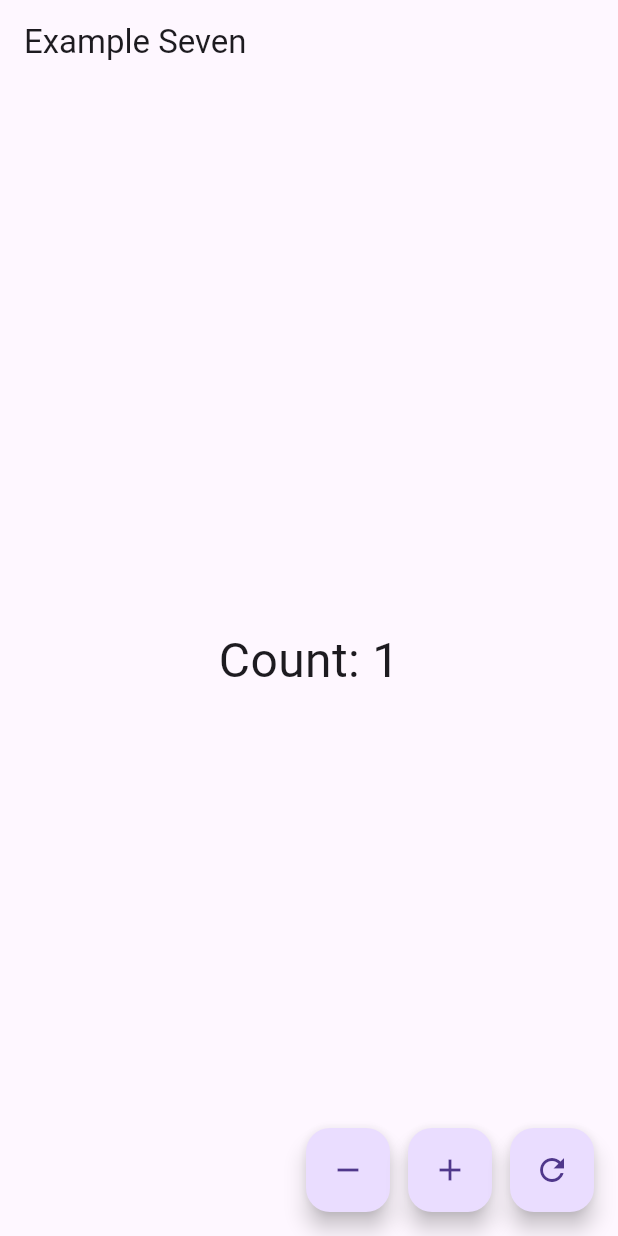
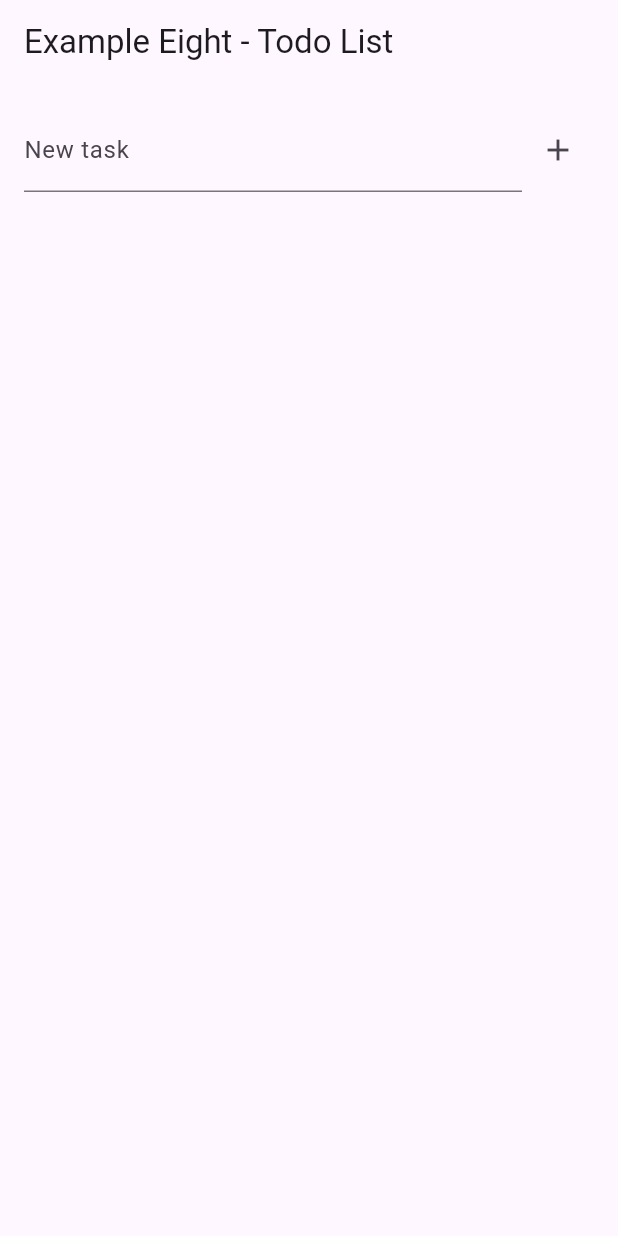
Before and after one commit to hpetri1/riverpod_app, a Flutter app: the screen it shows after launch, after a tap on the "add" icon, on a phone screen of 412 x 824 dp. Run offline on Flutter 3.47's test engine with Material 3 defaults, Android fonts, the phone set to English and light mode, and no system bars; our stand-ins replace flutter_riverpod.

Commit message:
Added Example Eight, a Todo example that uses StateNotifierProvider with multiple todo items in a single Profider/Notifier

```diff
--- /dev/null
+++ b/lib/examples/example_eight/todo_list_notifier.dart
@@ -0,0 +1,37 @@
+import 'package:flutter_riverpod/legacy.dart';
+import 'package:riverpod_app/examples/example_eight/todo_model.dart';
+
+final todoListProvider =
+    StateNotifierProvider<TodoListNotifier, List<TodoModel>>(
+      (_) => TodoListNotifier([]),
+    );
+
+class TodoListNotifier extends StateNotifier<List<TodoModel>> {
+  TodoListNotifier(super.state);
+
+  void add(String title) {
+    final newTodo = TodoModel(
+      id: state.isEmpty ? 0 : state.last.id + 1,
+      title: title,
+      complete: false,
+    );
+
+    state = [...state, newTodo];
+  }
+
+  void remove(int id) {
+    state = state.where((t) => t.id != id).toList();
+  }
+
+  void toggle(int id) {
+    final todos = [...state];
+    final index = todos.indexWhere((t) => t.id == id);
+
+    if (index == -1) return;
+
+    final todo = todos[index];
+    todos[index] = todo.copyWith(complete: !todo.complete);
+
+    state = todos;
+  }
+}
--- /dev/null
+++ b/lib/examples/example_eight/todo_screen.dart
@@ -0,0 +1,90 @@
+import 'package:flutter/material.dart';
+import 'package:flutter_riverpod/flutter_riverpod.dart';
+import 'package:riverpod_app/examples/example_eight/todo_list_notifier.dart';
+
+class TodoScreen extends ConsumerStatefulWidget {
+  const TodoScreen({super.key});
+
+  @override
+  ConsumerState<TodoScreen> createState() => _ExampleThreeState();
+}
+
+class _ExampleThreeState extends ConsumerState<TodoScreen> {
+  late final TextEditingController _controller;
+
+  @override
+  void initState() {
+    super.initState();
+    _controller = TextEditingController();
+  }
+
+  @override
+  void dispose() {
+    super.dispose();
+    _controller.dispose();
+  }
+
+  @override
+  Widget build(BuildContext context) {
+    final todos = ref.watch(todoListProvider);
+    final notifier = ref.read(todoListProvider.notifier);
+
+    return Scaffold(
+      appBar: AppBar(title: const Text('Example Eight - Todo List')),
+      body: Padding(
+        padding: const EdgeInsets.all(16),
+        child: Column(
+          children: [
+            Row(
+              children: [
+                Expanded(
+                  child: TextField(
+                    controller: _controller,
+                    decoration: const InputDecoration(labelText: 'New task'),
+                  ),
+                ),
+                IconButton(
+                  onPressed: () {
+                    final text = _controller.text.trim();
+                    if (text.isNotEmpty) {
+                      notifier.add(text);
+                      _controller.clear();
+                    }
+                  },
+                  icon: const Icon(Icons.add),
+                ),
+              ],
+            ),
+            const SizedBox(height: 20),
+            Expanded(
+              child: ListView.builder(
+                itemCount: todos.length,
+                itemBuilder: (_, i) {
+                  final todo = todos[i];
+                  return ListTile(
+                    leading: Checkbox(
+                      value: todo.complete,
+                      onChanged: (_) => notifier.toggle(todo.id),
+                    ),
+                    title: Text(
+                      todo.title,
+                      style: TextStyle(
+                        decoration: todo.complete
+                            ? TextDecoration.lineThrough
+                            : TextDecoration.none,
+                      ),
+                    ),
+                    trailing: IconButton(
+                      onPressed: () => notifier.remove(todo.id),
+                      icon: Icon(Icons.delete),
+                    ),
+                  );
+                },
+              ),
+            ),
+          ],
+        ),
+      ),
+    );
+  }
+}
--- a/lib/main.dart
+++ b/lib/main.dart
@@ -1,7 +1,7 @@
 import 'package:flutter/material.dart';
 import 'package:flutter_riverpod/flutter_riverpod.dart';
-import 'package:riverpod_app/examples/example_seven.dart';
+import 'package:riverpod_app/examples/example_eight/todo_screen.dart';
 
 void main() {
-  runApp(ProviderScope(child: MaterialApp(home: const ExampleSeven())));
+  runApp(ProviderScope(child: MaterialApp(home: const TodoScreen())));
 }
```
Also changed, not shown: lib/examples/example_eight/todo_model.dart (added, +15 -0 lines).
